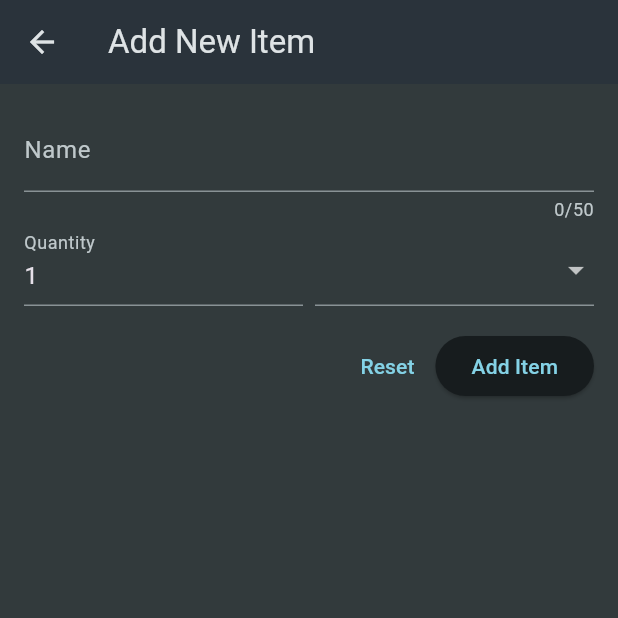
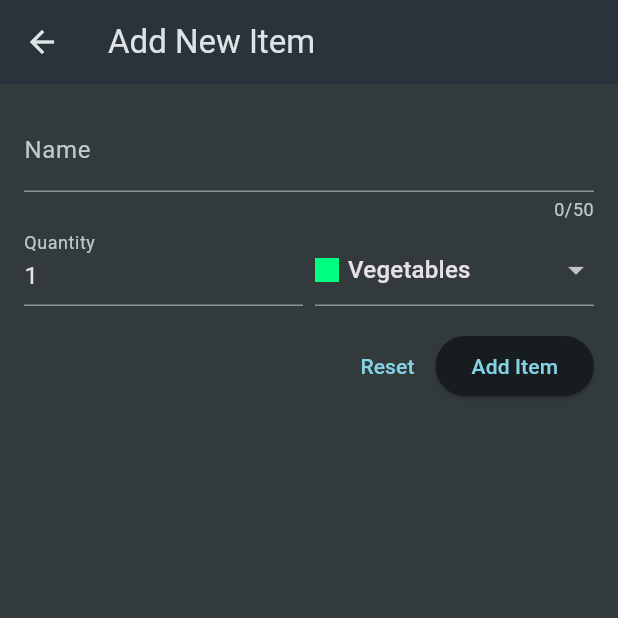
Before and after one commit to FinalformSora/shopping_list, a Flutter app: the screen it shows after launch, after a tap on the "add" icon, on a phone screen of 412 x 824 dp, the top half of it. Run offline on Flutter 3.47's test engine with Material 3 defaults, Android fonts, the phone set to English and light mode, and no system bars.

Commit message:
Created Shopping List App

```diff
--- a/lib/widgets/grocery_list.dart
+++ b/lib/widgets/grocery_list.dart
@@ -1,5 +1,6 @@
 import 'package:flutter/material.dart';
 import 'package:shopping_list/data/dummy_items.dart';
+import 'package:shopping_list/models/grocery_item.dart';
 import 'package:shopping_list/widgets/new_item.dart';
 
 class GroceryList extends StatefulWidget {
@@ -10,14 +11,65 @@ class GroceryList extends StatefulWidget {
 }
 
 class _GroceryListState extends State<GroceryList> {
-  void _addNewItem() {
-    Navigator.of(context)
-        .push(MaterialPageRoute(builder: (ctx) => const NewItem()));
+  final List<GroceryItem> _groceryItems = [];
+
+  void _addNewItem() async {
+    final newItem = await Navigator.of(context).push<GroceryItem>(
+      MaterialPageRoute(
+        builder: (ctx) => const NewItem(),
+      ),
+    );
+
+    if (newItem == null) {
+      return;
+    }
+
+    setState(() {
+      _groceryItems.add(newItem);
+    });
+
     print('UwU');
+  }
+
+  void _removeItem(GroceryItem item) {
+    setState(() {
+      _groceryItems.remove(item);
+    });
   }
 
   @override
   Widget build(BuildContext context) {
+    Widget content;
+
+    if (_groceryItems.isNotEmpty) {
+      content = ListView.builder(
+        itemCount: _groceryItems.length,
+        itemBuilder: (ctx, index) => Dismissible(
+          onDismissed: (direction) {
+            _removeItem(_groceryItems[index]);
+          },
+          key: ValueKey(_groceryItems[index].id),
+          child: ListTile(
+            leading: Container(
+              height: 24,
+              width: 24,
+              decoration: BoxDecoration(
+                color: _groceryItems[index].category.color,
+                borderRadius: BorderRadius.circular(5),
+              ),
+            ),
+            title: Text(_groceryItems[index].name),
+            trailing: Text(_groceryItems[index].quantity.toString()),
+            // trailing: Icon(Icons.more_vert),
+          ),
+        ),
+      );
+    } else {
+      content = const Center(
+        child: Text('No items added yet!'),
+      );
+    }
+
     return Scaffold(
       appBar: AppBar(
         title: const Text('Your Groceries UwU'),
@@ -28,22 +80,7 @@ class _GroceryListState extends State<GroceryList> {
           ),
         ],
       ),
-      body: ListView.builder(
-        itemCount: groceryItems.length,
-        itemBuilder: (ctx, index) => ListTile(
-          leading: Container(
-            height: 24,
-            width: 24,
-            decoration: BoxDecoration(
-              color: groceryItems[index].category.color,
-              borderRadius: BorderRadius.circular(5),
-            ),
-          ),
-          title: Text(groceryItems[index].name),
-          trailing: Text(groceryItems[index].quantity.toString()),
-          // trailing: Icon(Icons.more_vert),
-        ),
-      ),
+      body: content,
     );
   }
 }
--- a/lib/widgets/new_item.dart
+++ b/lib/widgets/new_item.dart
@@ -1,5 +1,7 @@
 import 'package:flutter/material.dart';
 import 'package:shopping_list/data/categories.dart';
+import 'package:shopping_list/models/category.dart';
+import 'package:shopping_list/models/grocery_item.dart';
 
 class NewItem extends StatefulWidget {
   const NewItem({Key? key}) : super(key: key);
@@ -12,12 +14,23 @@ class NewItem extends StatefulWidget {
 
 class _NewItemState extends State<NewItem> {
   final _formKey = GlobalKey<FormState>();
+  var _enteredName = '';
+  var _enteredQuantity = 1;
+  var _selectedCategory = categories[Categories.vegetables]!;
 
   void _saveItem() {
     // _formKey.currentState!.save();
     final isValid = _formKey.currentState!.validate();
-    if (!isValid) {
-      return;
+    if (isValid) {
+      _formKey.currentState!.save();
+      Navigator.of(context).pop(
+        GroceryItem(
+            id: DateTime.now().toString(),
+            name: _enteredName,
+            quantity: _enteredQuantity,
+            category: _selectedCategory),
+      );
+      // print(_selectedCategory.title);
     }
   }
 
@@ -47,6 +60,9 @@ class _NewItemState extends State<NewItem> {
                   }
                   return null;
                 },
+                onSaved: (value) {
+                  _enteredName = value!;
+                },
               ),
               Row(
                 crossAxisAlignment: CrossAxisAlignment.end,
@@ -57,7 +73,7 @@ class _NewItemState extends State<NewItem> {
                         label: Text('Quantity'),
                       ),
                       keyboardType: TextInputType.number,
-                      initialValue: '1',
+                      initialValue: _enteredQuantity.toString(),
                       validator: (value) {
                         if (value == null ||
                             value.isEmpty ||
@@ -67,11 +83,16 @@ class _NewItemState extends State<NewItem> {
                         }
                         return null;
                       },
+                      onSaved: (value) {
+                        _enteredQuantity = int.parse(value!);
+                      },
                     ),
                   ),
                   const SizedBox(width: 8),
                   Expanded(
-                    child: DropdownButtonFormField(items: [
+                    child: DropdownButtonFormField(
+                        value: _selectedCategory,
+                        items: [
                           for (final category in categories.entries)
                             DropdownMenuItem(
                               value: category.value,
@@ -87,7 +108,12 @@ class _NewItemState extends State<NewItem> {
                                 ],
                               ),
                             ),
-                    ], onChanged: (value) {}),
+                        ],
+                        onChanged: (value) {
+                          setState(() {
+                            _selectedCategory = value!;
+                          });
+                        }),
                   ),
                 ],
               ),
@@ -96,7 +122,9 @@ class _NewItemState extends State<NewItem> {
                 mainAxisAlignment: MainAxisAlignment.end,
                 children: [
                   TextButton(
-                    onPressed: () {},
+                    onPressed: () {
+                      _formKey.currentState!.reset();
+                    },
                     child: const Text('Reset'),
                   ),
                   ElevatedButton(
```
Lines whose indentation alone changed are shown as unchanged.
